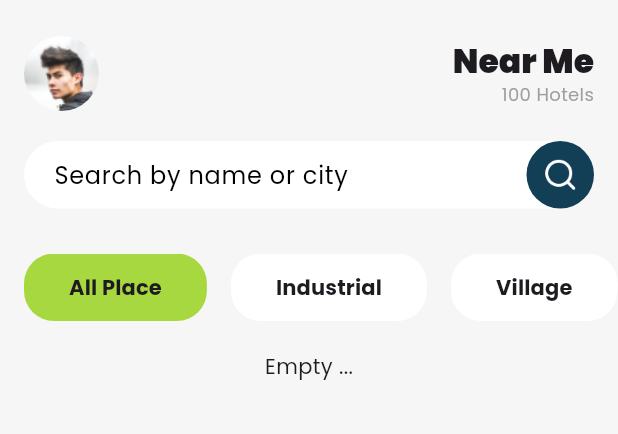
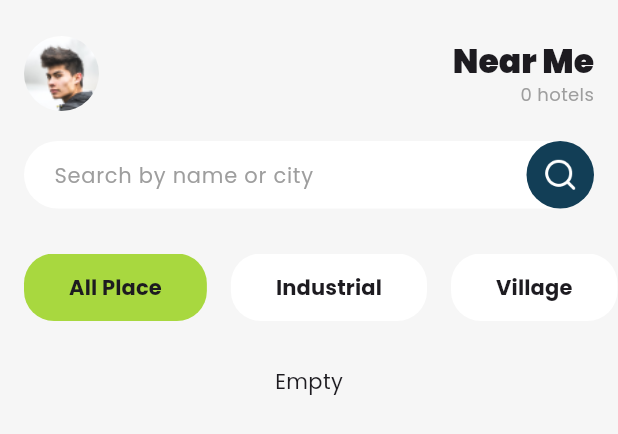
Before and after one commit to khairulanwar24/hotelapp, a Flutter app: the NearbyPage widget shown alone on an empty page, opened directly, on a phone screen of 412 x 824 dp. Shown: the top 434 px of the screen. Run offline on Flutter 3.47's test engine with Material 3 defaults, Android fonts, the phone set to English and light mode, and no system bars; our stand-ins replace cloud_firestore, firebase_auth, firebase_core, flutter_rating_bar, get, google_fonts and 1 more; missing offline and left inert: d_info; accounts and stored records are empty.

```diff
--- a/lib/page/nearby_page.dart
+++ b/lib/page/nearby_page.dart
@@ -1,55 +1,40 @@
 import 'package:flutter/material.dart';
 import 'package:flutter_rating_bar/flutter_rating_bar.dart';
 import 'package:get/get.dart';
-import 'package:hotelkhan/config/app_asset.dart';
-import 'package:hotelkhan/config/app_color.dart';
 import 'package:hotelkhan/config/app_format.dart';
 import 'package:hotelkhan/config/app_route.dart';
-import 'package:hotelkhan/controller/c_nearby.dart';
-import 'package:hotelkhan/model/hotel.dart';
+
+import '../config/app_asset.dart';
+import '../config/app_color.dart';
+import '../controller/c_nearby.dart';
+import '../model/hotel.dart';
 
 class NearbyPage extends StatelessWidget {
-  NearbyPage({super.key});
+  NearbyPage({Key? key}) : super(key: key);
   final cNearby = Get.put(CNearby());
 
   @override
   Widget build(BuildContext context) {
     return ListView(
       children: [
-        const SizedBox(
-          height: 24,
-        ),
+        const SizedBox(height: 24),
         header(context),
-        const SizedBox(
-          height: 20,
-        ),
+        const SizedBox(height: 20),
         searchField(),
-        const SizedBox(
-          height: 30,
-        ),
+        const SizedBox(height: 30),
         categories(),
-        const SizedBox(
-          height: 20,
-        ),
+        const SizedBox(height: 30),
         hotels(),
       ],
     );
   }
 
   GetBuilder<CNearby> hotels() {
-    return GetBuilder<CNearby>(
-      builder: (_) {
+    return GetBuilder<CNearby>(builder: (_) {
       List<Hotel> list = _.category == 'All Place'
           ? _.listHotel
-            : _.listHotel
-                .where((element) => element.category == _.category)
-                .toList();
-        // filter data
-        if (list.isEmpty) {
-          return const Center(
-            child: Text('Empty ...'),
-          );
-        }
+          : _.listHotel.where((e) => e.category == cNearby.category).toList();
+      if (list.isEmpty) return const Center(child: Text('Empty'));
       return ListView.builder(
         itemCount: list.length,
         shrinkWrap: true,
@@ -58,18 +43,14 @@ class NearbyPage extends StatelessWidget {
           Hotel hotel = list[index];
           return GestureDetector(
             onTap: () {
-                Navigator.pushReplacementNamed(
-                  context,
-                  AppRoute.detail,
-                  arguments: hotel,
-                );
+              Navigator.pushNamed(context, AppRoute.detail, arguments: hotel);
             },
             child: Container(
               margin: EdgeInsets.fromLTRB(
                 16,
-                  index == 0 ? 16 : 8,
+                index == 0 ? 0 : 8,
                 16,
-                  index == cNearby.categories.length - 1 ? 16 : 8,
+                index == list.length - 1 ? 16 : 8,
               ),
               decoration: BoxDecoration(
                 color: Colors.white,
@@ -82,8 +63,6 @@ class NearbyPage extends StatelessWidget {
                     borderRadius: const BorderRadius.only(
                       topLeft: Radius.circular(20),
                       topRight: Radius.circular(20),
-                        bottomLeft: Radius.circular(20),
-                        bottomRight: Radius.circular(20),
                     ),
                     child: AspectRatio(
                       aspectRatio: 16 / 9,
@@ -115,9 +94,7 @@ class NearbyPage extends StatelessWidget {
                                 maxLines: 1,
                                 overflow: TextOverflow.ellipsis,
                               ),
-                                const SizedBox(
-                                  height: 4,
-                                ),
+                              const SizedBox(height: 4),
                               Row(
                                 children: [
                                   const Text(
@@ -128,15 +105,15 @@ class NearbyPage extends StatelessWidget {
                                     ),
                                   ),
                                   Text(
-                                      AppFormat.currency(
-                                          hotel.price.toDouble()),
+                                    AppFormat.currency(hotel.price.toDouble()),
                                     style: const TextStyle(
                                       color: AppColor.secondary,
                                       fontSize: 13,
-                                          fontWeight: FontWeight.bold),
+                                      fontWeight: FontWeight.bold,
+                                    ),
                                   ),
                                   const Text(
-                                      '/night ',
+                                    '/night',
                                     style: TextStyle(
                                       color: Colors.grey,
                                       fontSize: 13,
@@ -155,7 +132,7 @@ class NearbyPage extends StatelessWidget {
                           itemCount: 5,
                           itemBuilder: (context, _) => const Icon(
                             Icons.star_rate_rounded,
-                              color: Colors.amber,
+                            color: AppColor.starActive,
                           ),
                           itemSize: 18,
                           unratedColor: AppColor.starInActive,
@@ -164,15 +141,14 @@ class NearbyPage extends StatelessWidget {
                         ),
                       ],
                     ),
-                    )
+                  ),
                 ],
               ),
             ),
           );
         },
       );
-      },
-    );
+    });
   }
 
   GetBuilder<CNearby> categories() {
@@ -197,7 +173,7 @@ class NearbyPage extends StatelessWidget {
                 child: InkWell(
                   borderRadius: BorderRadius.circular(20),
                   onTap: () {
-                    _.category = category;
+                    cNearby.category = category;
                   },
                   child: Container(
                     alignment: Alignment.center,
@@ -227,7 +203,9 @@ class NearbyPage extends StatelessWidget {
           Container(
             height: 45,
             decoration: BoxDecoration(
-                borderRadius: BorderRadius.circular(30), color: Colors.white),
+              borderRadius: BorderRadius.circular(30),
+              color: Colors.white,
+            ),
             child: TextField(
               decoration: InputDecoration(
                 border: OutlineInputBorder(
@@ -235,8 +213,7 @@ class NearbyPage extends StatelessWidget {
                   borderSide: BorderSide.none,
                 ),
                 hintText: 'Search by name or city',
-
-                //atur biar hinttext ke tengah
+                hintStyle: const TextStyle(color: Colors.grey, fontSize: 14),
                 contentPadding: const EdgeInsets.symmetric(
                   horizontal: 16,
                   vertical: 8,
@@ -264,7 +241,7 @@ class NearbyPage extends StatelessWidget {
                 ),
               ),
             ),
-          )
+          ),
         ],
       ),
     );
@@ -290,20 +267,18 @@ class NearbyPage extends StatelessWidget {
             children: [
               Text(
                 'Near Me',
-                style: Theme.of(context)
-                    .textTheme
-                    .titleLarge!
-                    .copyWith(fontWeight: FontWeight.w900),
-              ),
-              const Text(
-                '100 Hotels',
-                style: TextStyle(
-                  color: Colors.grey,
-                  fontSize: 12,
+                style: Theme.of(context).textTheme.titleLarge!.copyWith(
+                      fontWeight: FontWeight.w900,
                     ),
               ),
+              Obx(() {
+                return Text(
+                  '${cNearby.listHotel.length} hotels',
+                  style: const TextStyle(color: Colors.grey, fontSize: 12),
+                );
+              }),
             ],
-          )
+          ),
         ],
       ),
     );
```
Lines whose indentation alone changed are shown as unchanged.
